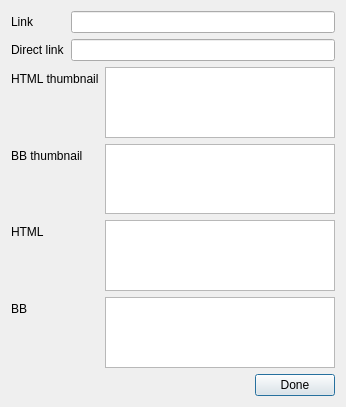
Before: the Qt Designer form src/exportresult.ui in sb0y/QScreenShotter, drawn with Qt 5.
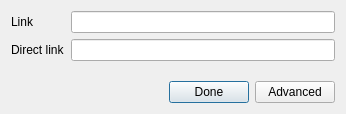
After: the same form once the commit is applied. Custom widgets are drawn as their Qt base class.

Patch:
```diff
--- a/src/exportresult.ui
+++ b/src/exportresult.ui
@@ -7,7 +7,7 @@
     <x>0</x>
     <y>0</y>
     <width>346</width>
-    <height>407</height>
+    <height>114</height>
    </rect>
   </property>
   <property name="windowTitle">
@@ -49,50 +49,6 @@
        </item>
       </layout>
      </item>
-     <item>
-      <layout class="QFormLayout" name="formLayout_8">
-       <item row="2" column="0">
-        <widget class="QLabel" name="label_3">
-         <property name="text">
-          <string>HTML</string>
-         </property>
-        </widget>
-       </item>
-       <item row="2" column="1">
-        <widget class="QPlainTextEditFocus" name="htmlcode"/>
-       </item>
-       <item row="3" column="0">
-        <widget class="QLabel" name="label_4">
-         <property name="text">
-          <string>BB </string>
-         </property>
-        </widget>
-       </item>
-       <item row="3" column="1">
-        <widget class="QPlainTextEditFocus" name="bbcode"/>
-       </item>
-       <item row="1" column="0">
-        <widget class="QLabel" name="label_5">
-         <property name="text">
-          <string>BB thumbnail</string>
-         </property>
-        </widget>
-       </item>
-       <item row="1" column="1">
-        <widget class="QPlainTextEditFocus" name="bbcodeThumbnail"/>
-       </item>
-       <item row="0" column="0">
-        <widget class="QLabel" name="label_6">
-         <property name="text">
-          <string>HTML thumbnail</string>
-         </property>
-        </widget>
-       </item>
-       <item row="0" column="1">
-        <widget class="QPlainTextEditFocus" name="htmlcodeThumbnail"/>
-       </item>
-      </layout>
-     </item>
      <item>
       <layout class="QHBoxLayout" name="horizontalLayout_6">
        <item>
@@ -115,6 +71,13 @@
          </property>
         </widget>
        </item>
+       <item>
+        <widget class="QPushButton" name="advancedButton">
+         <property name="text">
+          <string>Advanced</string>
+         </property>
+        </widget>
+       </item>
       </layout>
      </item>
     </layout>
@@ -127,11 +90,6 @@
    <extends>QLineEdit</extends>
    <header>src/qlineeditfocus.h</header>
   </customwidget>
-  <customwidget>
-   <class>QPlainTextEditFocus</class>
-   <extends>QPlainTextEdit</extends>
-   <header>src/qplaintexteditfocus.h</header>
-  </customwidget>
  </customwidgets>
  <resources/>
  <connections>
```
